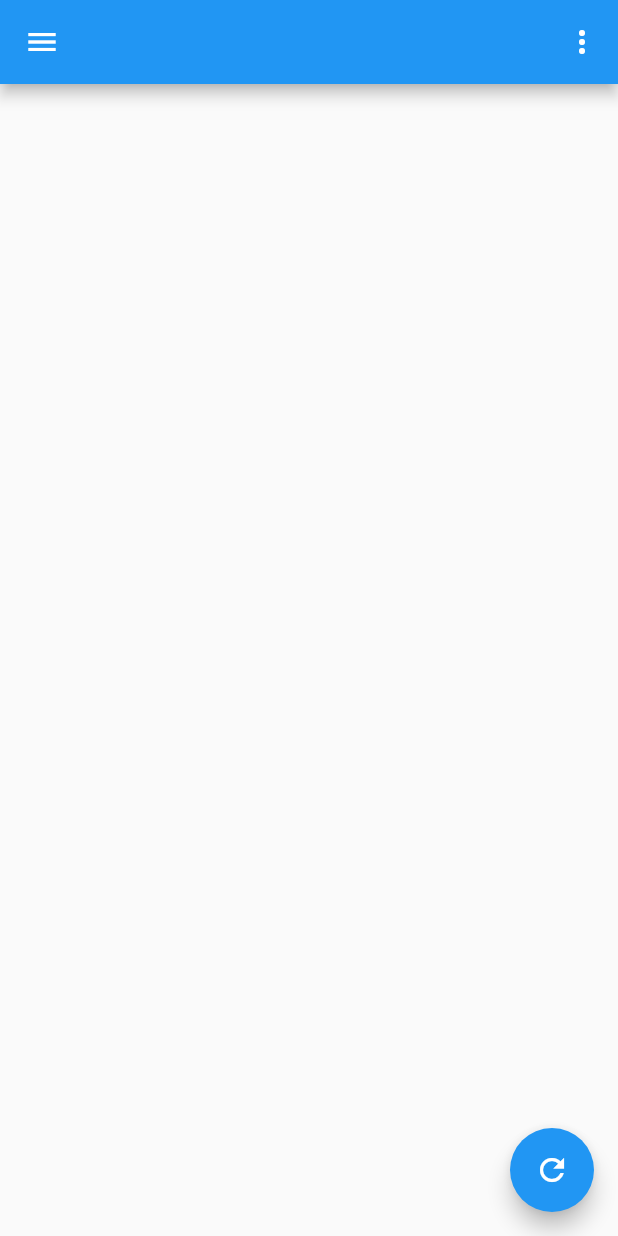
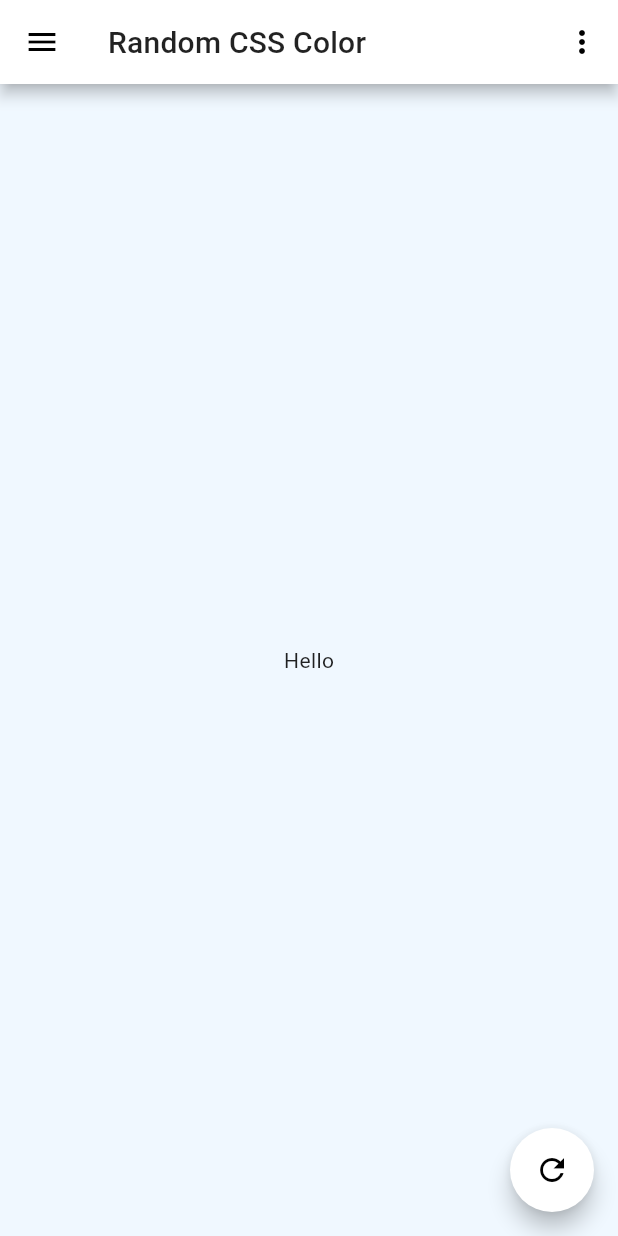
Before and after one commit to appliberated/RandomColorGenerator, a Flutter app: the screen it shows after launch, in the side drawer, after a tap on the "refresh" icon, on a phone screen of 412 x 824 dp. Run offline on Flutter 3.47's test engine with Material 2 defaults, Android fonts, the phone set to English and light mode, and no system bars.

Commit message:
Add random CSS generator

```diff
--- a/lib/common/app_strings.dart
+++ b/lib/common/app_strings.dart
@@ -1,3 +1,4 @@
+import 'package:random_color_generator/models/random_color.dart';
 import 'package:random_color_generator/screens/home.dart';
 import 'package:random_color_generator/widgets/app_drawer.dart';
 
@@ -29,6 +30,22 @@ class AppStrings {
     MenuAction.share: 'Share...',
   };
 
+  //#endregion
+
+  //#region Model
+
+  static const Map<ColorType, String> colorTypeTitles = {
+    ColorType.basic: 'Random Basic Color Term',
+    ColorType.css: 'Random CSS Color',
+    ColorType.material: 'Random Material Color',
+  };
+
+  static const Map<ColorType, String> randomColorTypeNames = {
+    ColorType.basic: 'Basic Color Terms',
+    ColorType.css: 'CSS Colors',
+    ColorType.material: 'Material Colors',
+  };
+
 //#endregion
 
 }
--- a/lib/main.dart
+++ b/lib/main.dart
@@ -4,6 +4,7 @@
 
 import 'package:flutter/material.dart';
 import 'package:random_color_generator/screens/home.dart';
+import 'package:random_color_generator/utils/utils.dart';
 
 import 'common/app_strings.dart';
 
@@ -17,7 +18,7 @@ class RandomColorGeneratorApp extends StatelessWidget {
       debugShowCheckedModeBanner: false,
       title: AppStrings.appName,
       theme: ThemeData(
-//        primarySwatch: Colors.white.createMaterialColor(),
+        primarySwatch: Colors.white.createMaterialColor(),
 //        buttonTheme: ButtonThemeData(
 //          colorScheme: ColorScheme.fromSwatch(
 //            primarySwatch: Colors.black.createMaterialColor(),
--- /dev/null
+++ b/lib/models/css_colors.dart
@@ -0,0 +1,152 @@
+import 'package:random_color_generator/models/random_color.dart';
+
+const List<NamedColor> cssColors = [
+  NamedColor('aliceBlue', 0xFFF0F8FF),
+  NamedColor('antiqueWhite', 0xFFFAEBD7),
+  NamedColor('aqua', 0xFF00FFFF),
+  NamedColor('aquamarine', 0xFF7FFFD4),
+  NamedColor('azure', 0xFFF0FFFF),
+  NamedColor('beige', 0xFFF5F5DC),
+  NamedColor('bisque', 0xFFFFE4C4),
+  NamedColor('black', 0xFF000000),
+  NamedColor('blanchedAlmond', 0xFFFFEBCD),
+  NamedColor('blue', 0xFF0000FF),
+  NamedColor('blueViolet', 0xFF8A2BE2),
+  NamedColor('brown', 0xFFA52A2A),
+  NamedColor('burlyWood', 0xFFDEB887),
+  NamedColor('cadetBlue', 0xFF5F9EA0),
+  NamedColor('chartreuse', 0xFF7FFF00),
+  NamedColor('chocolate', 0xFFD2691E),
+  NamedColor('coral', 0xFFFF7F50),
+  NamedColor('cornflowerBlue', 0xFF6495ED),
+  NamedColor('cornsilk', 0xFFFFF8DC),
+  NamedColor('crimson', 0xFFDC143C),
+  NamedColor('cyan', 0xFF00FFFF),
+  NamedColor('darkBlue', 0xFF00008B),
+  NamedColor('darkCyan', 0xFF008B8B),
+  NamedColor('darkGoldenRod', 0xFFB8860B),
+  NamedColor('darkGray', 0xFFA9A9A9),
+  NamedColor('darkGreen', 0xFF006400),
+  NamedColor('darkGrey', 0xFFA9A9A9),
+  NamedColor('darkKhaki', 0xFFBDB76B),
+  NamedColor('darkMagenta', 0xFF8B008B),
+  NamedColor('darkOliveGreen', 0xFF556B2F),
+  NamedColor('darkOrange', 0xFFFF8C00),
+  NamedColor('darkOrchid', 0xFF9932CC),
+  NamedColor('darkRed', 0xFF8B0000),
+  NamedColor('darkSalmon', 0xFFE9967A),
+  NamedColor('darkSeaGreen', 0xFF8FBC8F),
+  NamedColor('darkSlateBlue', 0xFF483D8B),
+  NamedColor('darkSlateGray', 0xFF2F4F4F),
+  NamedColor('darkSlateGrey', 0xFF2F4F4F),
+  NamedColor('darkTurquoise', 0xFF00CED1),
+  NamedColor('darkViolet', 0xFF9400D3),
+  NamedColor('deepPink', 0xFFFF1493),
+  NamedColor('deepSkyBlue', 0xFF00BFFF),
+  NamedColor('dimGray', 0xFF696969),
+  NamedColor('dimGrey', 0xFF696969),
+  NamedColor('dodgerBlue', 0xFF1E90FF),
+  NamedColor('fireBrick', 0xFFB22222),
+  NamedColor('floralWhite', 0xFFFFFAF0),
+  NamedColor('forestGreen', 0xFF228B22),
+  NamedColor('fuchsia', 0xFFFF00FF),
+  NamedColor('gainsboro', 0xFFDCDCDC),
+  NamedColor('ghostWhite', 0xFFF8F8FF),
+  NamedColor('gold', 0xFFFFD700),
+  NamedColor('goldenRod', 0xFFDAA520),
+  NamedColor('gray', 0xFF808080),
+  NamedColor('green', 0xFF008000),
+  NamedColor('greenYellow', 0xFFADFF2F),
+  NamedColor('grey', 0xFF808080),
+  NamedColor('honeyDew', 0xFFF0FFF0),
+  NamedColor('hotPink', 0xFFFF69B4),
+  NamedColor('indianRed', 0xFFCD5C5C),
+  NamedColor('indigo', 0xFF4B0082),
+  NamedColor('ivory', 0xFFFFFFF0),
+  NamedColor('khaki', 0xFFF0E68C),
+  NamedColor('lavender', 0xFFE6E6FA),
+  NamedColor('lavenderBlush', 0xFFFFF0F5),
+  NamedColor('lawnGreen', 0xFF7CFC00),
+  NamedColor('lemonChiffon', 0xFFFFFACD),
+  NamedColor('lightBlue', 0xFFADD8E6),
+  NamedColor('lightCoral', 0xFFF08080),
+  NamedColor('lightCyan', 0xFFE0FFFF),
+  NamedColor('lightGoldenRodYellow', 0xFFFAFAD2),
+  NamedColor('lightGray', 0xFFD3D3D3),
+  NamedColor('lightGreen', 0xFF90EE90),
+  NamedColor('lightGrey', 0xFFD3D3D3),
+  NamedColor('lightPink', 0xFFFFB6C1),
+  NamedColor('lightSalmon', 0xFFFFA07A),
+  NamedColor('lightSeaGreen', 0xFF20B2AA),
+  NamedColor('lightSkyBlue', 0xFF87CEFA),
+  NamedColor('lightSlateGray', 0xFF778899),
+  NamedColor('lightSlateGrey', 0xFF778899),
+  NamedColor('lightSteelBlue', 0xFFB0C4DE),
+  NamedColor('lightYellow', 0xFFFFFFE0),
+  NamedColor('lime', 0xFF00FF00),
+  NamedColor('limeGreen', 0xFF32CD32),
+  NamedColor('linen', 0xFFFAF0E6),
+  NamedColor('magenta', 0xFFFF00FF),
+  NamedColor('maroon', 0xFF800000),
+  NamedColor('mediumAquaMarine', 0xFF66CDAA),
+  NamedColor('mediumBlue', 0xFF0000CD),
+  NamedColor('mediumOrchid', 0xFFBA55D3),
+  NamedColor('mediumPurple', 0xFF9370DB),
+  NamedColor('mediumSeaGreen', 0xFF3CB371),
+  NamedColor('mediumSlateBlue', 0xFF7B68EE),
+  NamedColor('mediumSpringGreen', 0xFF00FA9A),
+  NamedColor('mediumTurquoise', 0xFF48D1CC),
+  NamedColor('mediumVioletRed', 0xFFC71585),
+  NamedColor('midnightBlue', 0xFF191970),
+  NamedColor('mintCream', 0xFFF5FFFA),
+  NamedColor('mistyRose', 0xFFFFE4E1),
+  NamedColor('moccasin', 0xFFFFE4B5),
+  NamedColor('navajoWhite', 0xFFFFDEAD),
+  NamedColor('navy', 0xFF000080),
+  NamedColor('oldLace', 0xFFFDF5E6),
+  NamedColor('olive', 0xFF808000),
+  NamedColor('oliveDrab', 0xFF6B8E23),
+  NamedColor('orange', 0xFFFFA500),
+  NamedColor('orangeRed', 0xFFFF4500),
+  NamedColor('orchid', 0xFFDA70D6),
+  NamedColor('paleGoldenRod', 0xFFEEE8AA),
+  NamedColor('paleGreen', 0xFF98FB98),
+  NamedColor('paleTurquoise', 0xFFAFEEEE),
+  NamedColor('paleVioletRed', 0xFFDB7093),
+  NamedColor('papayaWhip', 0xFFFFEFD5),
+  NamedColor('peachPuff', 0xFFFFDAB9),
+  NamedColor('peru', 0xFFCD853F),
+  NamedColor('pink', 0xFFFFC0CB),
+  NamedColor('plum', 0xFFDDA0DD),
+  NamedColor('powderBlue', 0xFFB0E0E6),
+  NamedColor('purple', 0xFF800080),
+  NamedColor('rebeccaPurple', 0xFF663399),
+  NamedColor('red', 0xFFFF0000),
+  NamedColor('rosyBrown', 0xFFBC8F8F),
+  NamedColor('royalBlue', 0xFF4169E1),
+  NamedColor('saddleBrown', 0xFF8B4513),
+  NamedColor('salmon', 0xFFFA8072),
+  NamedColor('sandyBrown', 0xFFF4A460),
+  NamedColor('seaGreen', 0xFF2E8B57),
+  NamedColor('seaShell', 0xFFFFF5EE),
+  NamedColor('sienna', 0xFFA0522D),
+  NamedColor('silver', 0xFFC0C0C0),
+  NamedColor('skyBlue', 0xFF87CEEB),
+  NamedColor('slateBlue', 0xFF6A5ACD),
+  NamedColor('slateGray', 0xFF708090),
+  NamedColor('slateGrey', 0xFF708090),
+  NamedColor('snow', 0xFFFFFAFA),
+  NamedColor('springGreen', 0xFF00FF7F),
+  NamedColor('steelBlue', 0xFF4682B4),
+  NamedColor('tan', 0xFFD2B48C),
+  NamedColor('teal', 0xFF008080),
+  NamedColor('thistle', 0xFFD8BFD8),
+  NamedColor('tomato', 0xFFFF6347),
+  NamedColor('turquoise', 0xFF40E0D0),
+  NamedColor('violet', 0xFFEE82EE),
+  NamedColor('wheat', 0xFFF5DEB3),
+  NamedColor('white', 0xFFFFFFFF),
+  NamedColor('whiteSmoke', 0xFFF5F5F5),
+  NamedColor('yellow', 0xFFFFFF00),
+  NamedColor('yellowGreen', 0xFF9ACD32),
+];
--- a/lib/models/random_color.dart
+++ b/lib/models/random_color.dart
@@ -1,3 +1,121 @@
+import 'dart:math';
 
+import 'package:flutter/material.dart';
+import 'package:random_color_generator/common/app_strings.dart';
+import 'package:random_color_generator/models/css_colors.dart';
 
-enum RandomColorType { basicTerms, css, material }
+enum ColorType { basic, css, material }
+
+class NamedColor {
+  final String name;
+  final int colorCode;
+
+  const NamedColor(this.name, this.colorCode);
+}
+
+abstract class RandomColor {
+  final Random random;
+
+  RandomColor(this.random);
+
+  ColorType get colorType;
+
+  Color get defaultColor;
+
+  String get title => AppStrings.colorTypeTitles[colorType];
+
+  void randomize();
+
+  Color get color;
+
+  /// Returns the name of the specified counter type (e.g. "Black Counter").
+  static String nameOf(ColorType type) => AppStrings.randomColorTypeNames[type];
+}
+
+abstract class RandomNamedColor extends RandomColor {
+  RandomNamedColor(Random random) : super(random) {
+    _randomNamedColor = _colorList[0];
+  }
+
+  List<NamedColor> get _colorList;
+
+  NamedColor _randomNamedColor;
+
+  @override
+  // TODO: implement colorType
+  ColorType get colorType => throw UnimplementedError();
+
+  @override
+  // TODO: implement defaultColor
+  Color get defaultColor => throw UnimplementedError();
+
+  @override
+  Color get color => Color(_randomNamedColor.colorCode);
+
+  @override
+  void randomize() {
+    _randomNamedColor = _colorList[random.nextInt(_colorList.length)];
+  }
+}
+
+//class BasicColorGenerator extends RandomColor {
+//  BasicColorGenerator(Random random) : super(random);
+//
+//  @override
+//  ColorType get colorType => ColorType.basic;
+//
+//  @override
+//  // TODO: implement defaultColor
+////  Color get defaultColor => throw UnimplementedError();
+//  Color get defaultColor => throw UnimplementedError();
+//
+//  @override
+//  // TODO: implement color
+////  Color get color => throw UnimplementedError();
+//  Color get color => Colors.red;
+//
+//  @override
+//  void randomize() {
+//    // TODO: implement randomize
+//  }
+//
+//
+//
+//}
+
+class RandomCSSColor extends RandomNamedColor {
+  RandomCSSColor(Random random) : super(random);
+
+  @override
+  ColorType get colorType => ColorType.css;
+
+  @override
+  // TODO: implement defaultColor
+//  Color get defaultColor => throw UnimplementedError();
+  Color get defaultColor => throw UnimplementedError();
+
+  @override
+  List<NamedColor> get _colorList => cssColors;
+}
+
+//class MaterialColorGenerator extends RandomColor {
+//  MaterialColorGenerator(Random random) : super(random);
+//
+//  @override
+//  ColorType get colorType => ColorType.material;
+//
+//  @override
+//  // TODO: implement defaultColor
+////  Color get defaultColor => throw UnimplementedError();
+//  Color get defaultColor => throw UnimplementedError();
+//
+//  @override
+//  // TODO: implement color
+////  Color get color => throw UnimplementedError();
+//  Color get color => Colors.red;
+//
+//  @override
+//  void randomize() {
+//    // TODO: implement randomize
+//  }
+//}
--- a/lib/screens/home.dart
+++ b/lib/screens/home.dart
@@ -2,8 +2,11 @@
 // Use of this source code is governed by an MIT-style license that can be
 // found in the LICENSE file.
 
+import 'dart:math';
+
 import 'package:flutter/material.dart';
 import 'package:random_color_generator/common/app_strings.dart';
+import 'package:random_color_generator/models/random_color.dart';
 import 'package:random_color_generator/utils/utils.dart';
 import 'package:random_color_generator/widgets/app_drawer.dart';
 
@@ -19,9 +22,34 @@ class _HomeScreenState extends State<HomeScreen> {
   /// The AppBar's action needs this key to find its own Scaffold.
   final GlobalKey<ScaffoldState> _scaffoldKey = GlobalKey<ScaffoldState>();
 
+  final Random _random = Random();
+
+  ColorType _currentColorType;
+
+  set currentColorType(ColorType value) {
+    setState(() {
+      _currentColorType = value;
+      _randomColorGenerator = _randomColorGenerators[_currentColorType];
+    });
+  }
+
+  RandomColor _randomColorGenerator;
+
+  Map<ColorType, RandomColor> _randomColorGenerators;
+
   @override
   void initState() {
     super.initState();
+
+    _randomColorGenerators = {
+//      ColorType.basic: BasicColorGenerator(_random),
+      ColorType.css: RandomCSSColor(_random),
+//      ColorType.material: MaterialColorGenerator(_random),
+    };
+
+//    currentColorType = ColorType.basic;
+    currentColorType = ColorType.css;
+
     _loadCounters();
   }
 
@@ -46,6 +74,10 @@ class _HomeScreenState extends State<HomeScreen> {
 //        Share.share(AppStrings.shareText(name, value), subject: name);
 //        break;
     }
+  }
+
+  void drawerMainSelection(ColorType type) {
+    currentColorType = type;
   }
 
   void drawerExtraSelection(DrawerExtraActions item) {
@@ -80,6 +112,11 @@ class _HomeScreenState extends State<HomeScreen> {
       key: _scaffoldKey,
       appBar: _buildAppBar(),
       drawer: _buildDrawer(),
+      body: Container(
+        color: _randomColorGenerator.color,
+        alignment: Alignment.center,
+        child: Text('Hello'),
+      ),
 //      body: CounterDisplay(
 //        value: _counters.current.value,
 //        color: _counters.current.color,
@@ -92,7 +129,8 @@ class _HomeScreenState extends State<HomeScreen> {
   /// Builds the app bar with the popup menu items.
   PreferredSizeWidget _buildAppBar() {
     return AppBar(
-//      title: Text(_counters.current.name),
+//      title: Text(_randomColorGenerator.runtimeType.toString()),
+      title: Text(_randomColorGenerator.title),
       actions: <Widget>[
         PopupMenuButton<MenuAction>(
           onSelected: popupMenuSelection,
@@ -118,6 +156,7 @@ class _HomeScreenState extends State<HomeScreen> {
   Widget _buildDrawer() {
     return AppDrawer(
       title: AppStrings.drawerTitle,
+      onSelected: drawerMainSelection,
       onExtraSelected: drawerExtraSelection,
       selectedType: null,
     );
@@ -129,7 +168,7 @@ class _HomeScreenState extends State<HomeScreen> {
       child: const Icon(Icons.refresh),
 //      tooltip: AppStrings.decrementTooltip,
 //      onPressed: () => setState(() => _counters.current.decrement()),
-      onPressed: () => setState(() => {}),
+      onPressed: () => setState(() => _randomColorGenerator.randomize()),
     );
   }
 }
--- a/lib/utils/utils.dart
+++ b/lib/utils/utils.dart
@@ -20,3 +20,31 @@ Future<void> launchUrl(ScaffoldState scaffoldState, String url) async {
     showSnackBar(scaffoldState, 'Failed to open $url');
   }
 }
+
+/// Utility Color extension methods.
+extension ColorX on Color {
+  /// Returns the contrast color for this color.
+  Color contrastOf() =>
+      ThemeData.estimateBrightnessForColor(this) == Brightness.light ? Colors.black : Colors.white;
+
+  /// Creates a material color from any ARGB color value.
+  MaterialColor createMaterialColor() {
+    List<double> strengths = <double>[.05];
+    Map<int, Color> swatch = <int, Color>{};
+    final int r = red, g = green, b = blue;
+
+    for (int i = 1; i < 10; i++) {
+      strengths.add(0.1 * i);
+    }
+    strengths.forEach((strength) {
+      final double ds = 0.5 - strength;
+      swatch[(strength * 1000).round()] = Color.fromRGBO(
+        r + ((ds < 0 ? r : (255 - r)) * ds).round(),
+        g + ((ds < 0 ? g : (255 - g)) * ds).round(),
+        b + ((ds < 0 ? b : (255 - b)) * ds).round(),
+        1,
+      );
+    });
+    return MaterialColor(value, swatch);
+  }
+}
--- a/lib/widgets/app_drawer.dart
+++ b/lib/widgets/app_drawer.dart
@@ -21,10 +21,10 @@ class AppDrawer extends StatelessWidget {
   final String title;
 
   /// The current random color type.
-  final RandomColorType selectedType;
+  final ColorType selectedType;
 
   /// Called when the user taps a drawer list tile.
-  final void Function(RandomColorType type) onSelected;
+  final void Function(ColorType type) onSelected;
 
   /// Called when the user taps a drawer list tile.
   final void Function(DrawerExtraActions value) onExtraSelected;
@@ -42,7 +42,7 @@ class AppDrawer extends StatelessWidget {
         child: ListView(
           children: <Widget>[
             _buildDrawerHeader(context),
-            ...RandomColorType.values.map((type) => _buildMainTile(type)),
+            ...ColorType.values.map((type) => _buildMainTile(context, type)),
             Divider(),
             _buildExtraTile(context, DrawerExtraActions.settings),
             _buildExtraTile(context, DrawerExtraActions.help),
@@ -65,11 +65,14 @@ class AppDrawer extends StatelessWidget {
     );
   }
 
-  Widget _buildMainTile(RandomColorType type) {
+  Widget _buildMainTile(BuildContext context, ColorType type) {
     return ListTile(
-      title: Text(describeEnum(type)),
+      title: Text(RandomColor.nameOf(type)),
       selected: selectedType == type,
-      onTap: () => onSelected?.call(type),
+      onTap: () {
+        Navigator.pop(context);
+        onSelected?.call(type);
+      },
     );
 //    return ColorListTile(
 //      color: Weekdays.colorOf(day),
@@ -89,7 +92,10 @@ class AppDrawer extends StatelessWidget {
     return ListTile(
       leading: Icon(drawerExtraIcons[action]),
       title: Text(AppStrings.drawerExtraTitles[action]),
-      onTap: () => _onExtraActionTap(context, action),
+      onTap: () {
+        Navigator.pop(context);
+        _onExtraActionTap(context, action);
+      },
     );
   }
 }
```
